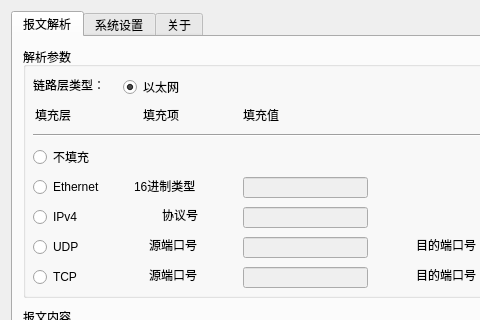
Above: Text2Pcap/Resources/ui/text2pcapwidget.ui from wangchong2023/Text2Pcap before the change; both pictures show x 0 to 480 and y 0 to 320 of the 800 by 600 pixel window. Below: the same form after it.
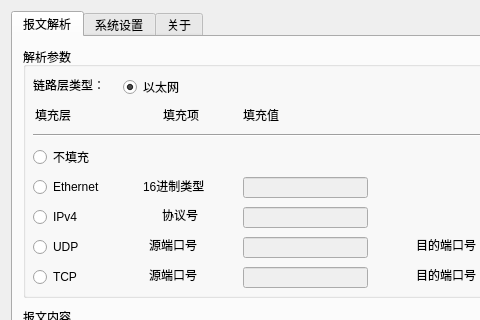
That is the form after the change. Icons and pictures are not drawn.

```diff
--- a/Text2Pcap/Resources/ui/text2pcapwidget.ui
+++ b/Text2Pcap/Resources/ui/text2pcapwidget.ui
@@ -144,7 +144,7 @@
        <widget class="QLabel" name="label_Pad_Eth">
         <property name="geometry">
          <rect>
-          <x>111</x>
+          <x>120</x>
           <y>131</y>
           <width>68</width>
           <height>16</height>
@@ -234,7 +234,7 @@
        <widget class="QLabel" name="label_Pad_Type">
         <property name="geometry">
          <rect>
-          <x>120</x>
+          <x>140</x>
           <y>60</y>
           <width>41</width>
           <height>16</height>
```
